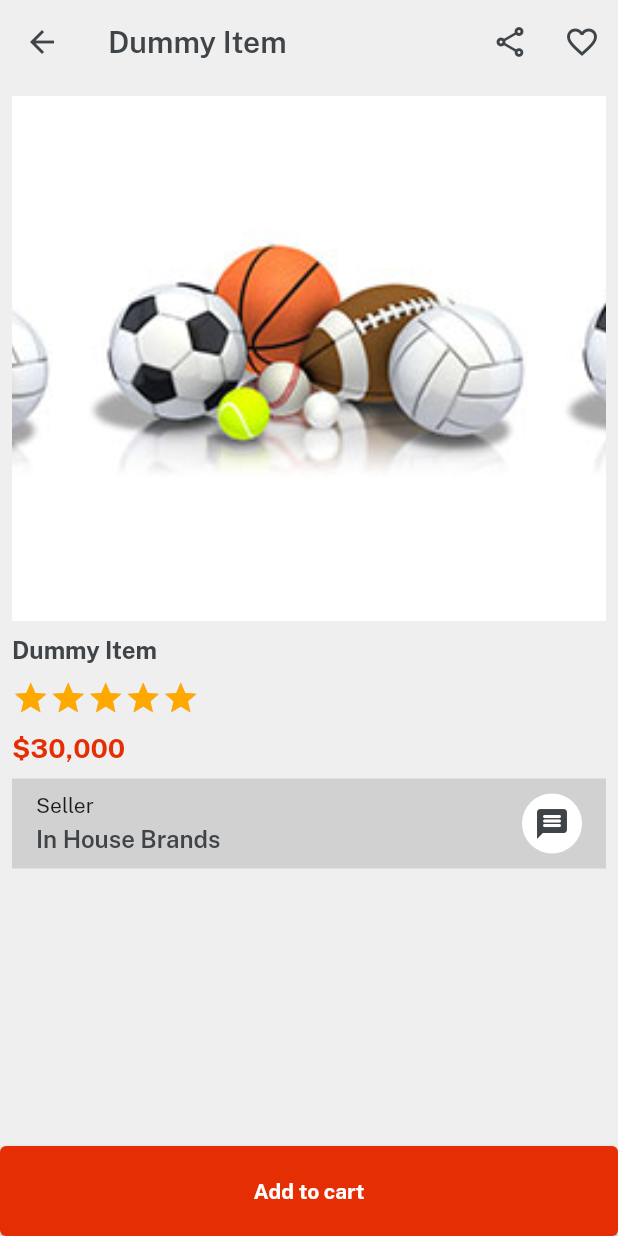
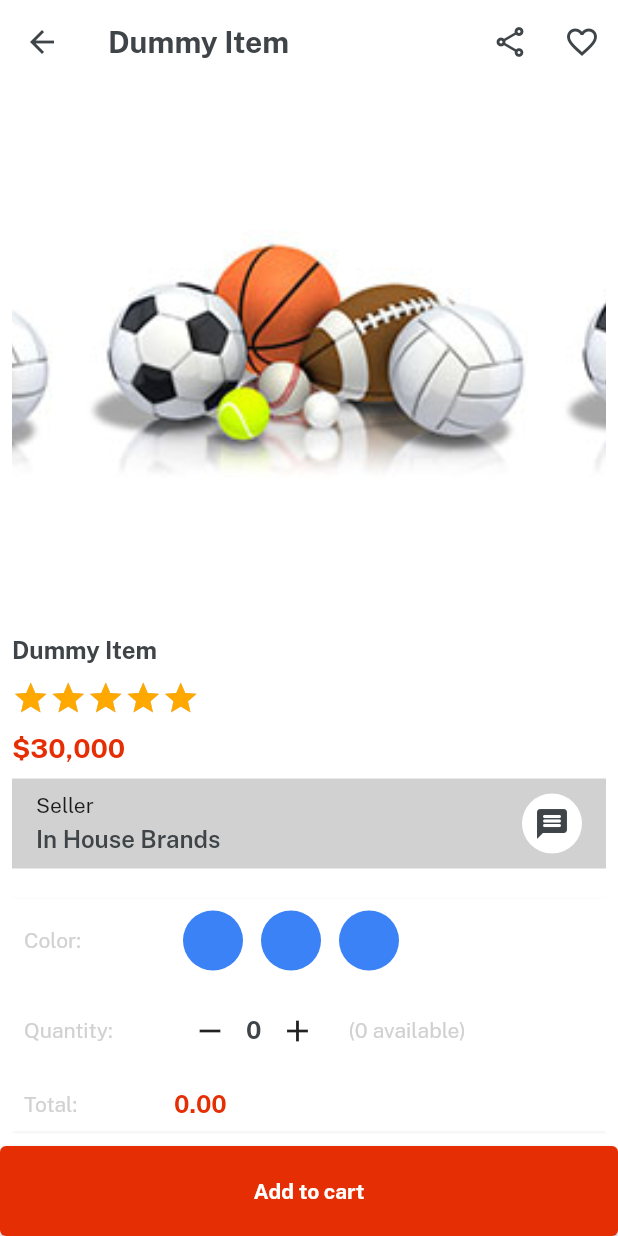
Before and after one commit to AbhishekSahgal/eMart, a Flutter app: the Itemdetails screen opened directly, on a phone screen of 412 x 824 dp. Run offline on Flutter 3.47's test engine with Material 2 defaults, Android fonts, the phone set to English and light mode, and no system bars; drawn by our look-alikes of velocity_x; our stand-ins replace get.

Commit message:
22/09/2023

```diff
--- a/lib/consts/lists.dart
+++ b/lib/consts/lists.dart
@@ -18,3 +18,5 @@ const featuredTitle2 = [boysGlasses, mobilePhone, tShirts];
 
 const categoriesList = [womendress,menClothingFashion,compAccess,autoMobile,kidToys,sports,jewelery,cellPhone,furniture];
 const categoriesImg = [imgFc1,imgFc2,imgFc3,imgFc4,imgFc5,imgFc6,imgFc7,imgFc8,imgFc9,];
+
+const itemDeatilsButtonList = [video,reviews,privacyPolicy,returnPolicy,supportPolicy,];
--- a/lib/consts/strings.dart
+++ b/lib/consts/strings.dart
@@ -50,3 +50,7 @@ const womenclothing = "Women Clothing",
     jewelery = "Jewelery",
     cellPhone = "Cellphone & Tab",
     furniture = "Furniture";
+
+//Items detail strings
+const video = "Video",
+    reviews = "Reviews", sellerPolicy = "Seller Policy", returnPolicy = "Return Policy", supportPolicy = "Support policy", productmaylike =" Product you may also like";
--- a/lib/views/category_screen/item_details.dart
+++ b/lib/views/category_screen/item_details.dart
@@ -1,5 +1,6 @@
 import 'package:emart_app/consts/colors.dart';
 import 'package:emart_app/consts/consts.dart';
+import 'package:emart_app/consts/lists.dart';
 import 'package:emart_app/widgets_common/custom_btn.dart';
 import 'package:flutter/material.dart';
 import 'package:velocity_x/velocity_x.dart';
@@ -11,9 +12,9 @@ class Itemdetails extends StatelessWidget {
   @override
   Widget build(BuildContext context) {
     return Scaffold(
-      backgroundColor: lightGrey,
+      backgroundColor: Colors.white,
       appBar: AppBar(
-        title: title!.text.color(darkFontGrey).fontFamily(semibold).make(),
+        title: title!.text.color(darkFontGrey).fontFamily(bold).make(),
         actions: [
           IconButton(onPressed: (){}, icon: Icon(Icons.share_outlined,)),
           IconButton(onPressed: (){}, icon: Icon(Icons.favorite_border,)),
@@ -25,6 +26,8 @@ class Itemdetails extends StatelessWidget {
               child: Padding(
                 padding: const EdgeInsets.all(8.0),
                 child: SingleChildScrollView(
+                  physics: BouncingScrollPhysics(),
+
                   child: Column(
                     crossAxisAlignment: CrossAxisAlignment.start,
                     children: [
@@ -71,9 +74,115 @@ class Itemdetails extends StatelessWidget {
                           CircleAvatar(
                             backgroundColor: Colors.white,
                             child: Icon(Icons.message_rounded, color: darkFontGrey,),
-                          )
+                          ),
                         ],
-                      ).box.height(60).padding(EdgeInsets.symmetric(horizontal: 16)).color(textfieldGrey).make()
+                      ).box.height(60).padding(EdgeInsets.symmetric(horizontal: 16)).color(textfieldGrey).make(),
+
+                    //   color Section
+                      20.heightBox,
+                      Column(
+                        children: [
+                          Row(
+                            children: [
+                              SizedBox(
+                                width: 100,
+                                child: "Color: ".text.color(textfieldGrey).make(),
+                              ),
+                              Row(
+                                children: List.generate(3, (index) => VxBox().size(40, 40).margin(EdgeInsets.symmetric(horizontal: 6)).roundedFull.color(Vx.randomPrimaryColor).make()),
+                              )
+                            ],
+                          ).box.padding(EdgeInsets.all(8)).make(),
+
+                        //   Quantity section
+                          Row(
+                            children: [
+                              SizedBox(
+                                width: 100,
+                                child: "Quantity: ".text.color(textfieldGrey).make(),
+                              ),
+                              Row(
+                                children: [
+                                  IconButton(onPressed: (){}, icon: Icon(Icons.remove)),
+                                  "0".text.size(16).color(darkFontGrey).fontFamily(bold).make(),
+                                  IconButton(onPressed: (){}, icon: Icon(Icons.add)),
+                                  10.widthBox,
+                                  "(0 available)".text.color(textfieldGrey).make(),
+                                ],
+                              ),
+                            ],
+                          ).box.padding(EdgeInsets.all(8)).make(),
+                          // total row
+                          Row(
+                            children: [
+                              SizedBox(
+                                width: 100,
+                                child: "Total: ".text.color(textfieldGrey).make(),
+                              ),
+                              "0.00".text.color(redColor).size(16).fontFamily(bold).make()
+                            ],
+                          ).box.padding(EdgeInsets.all(8)).make()
+
+                        ],
+                      ).box.shadowSm.white.make(),
+                    //   description section
+                      10.heightBox,
+                      "Description".text.color(darkFontGrey).fontFamily(semibold).make(),
+                      10.heightBox,
+                      "This is a dummy item and description here..".text.color(darkFontGrey).make(),
+
+                    //    buttons Section
+                      10.heightBox,
+                      ListView(
+                        physics: NeverScrollableScrollPhysics(),
+                        shrinkWrap: true,
+                        children: List.generate(itemDeatilsButtonList.length, (index) => ListTile(
+                          title: "${itemDeatilsButtonList[index]}".text.fontFamily(semibold).color(darkFontGrey).make(),
+                          trailing: Icon(Icons.arrow_forward_outlined),
+                        )),
+                      ),
+20.heightBox,
+                    //   product may like section
+                      productmaylike.text.fontFamily(bold).size(16).color(darkFontGrey).make(),
+                      10.heightBox,
+                      SingleChildScrollView(
+                        physics: BouncingScrollPhysics(),
+                        scrollDirection: Axis.horizontal,
+                        child: Row(
+                          children: List.generate(
+                            6,
+                                (index) => Column(
+                              crossAxisAlignment: CrossAxisAlignment.start,
+                              children: [
+                                Image.asset(
+                                  imgP1,
+                                  width: 150,
+                                  fit: BoxFit.cover,
+                                ),
+                                10.heightBox,
+                                "Laptop 4GB/64GB"
+                                    .text
+                                    .fontFamily(semibold)
+                                    .color(darkFontGrey)
+                                    .make(),
+                                10.heightBox,
+                                "\$600"
+                                    .text
+                                    .fontFamily(bold)
+                                    .size(16)
+                                    .color(redColor)
+                                    .make(),
+                              ],
+                            )
+                                .box
+                                .white
+                                .margin(EdgeInsets.symmetric(horizontal: 4))
+                                .roundedSM
+                                .padding(EdgeInsets.all(8))
+                                .make(),
+                          ),
+                        ),
+                      )
                     ],
                   ),
                 ),
@@ -82,7 +191,9 @@ class Itemdetails extends StatelessWidget {
           SizedBox(
             width: double.infinity,
             height: 60,
-            child: outBtn(title: "Add to cart", onPress: (){}),
+            child: outBtn(title: "Add to cart", onPress: (){
+
+            }),
           )
         ],
       ),
```
